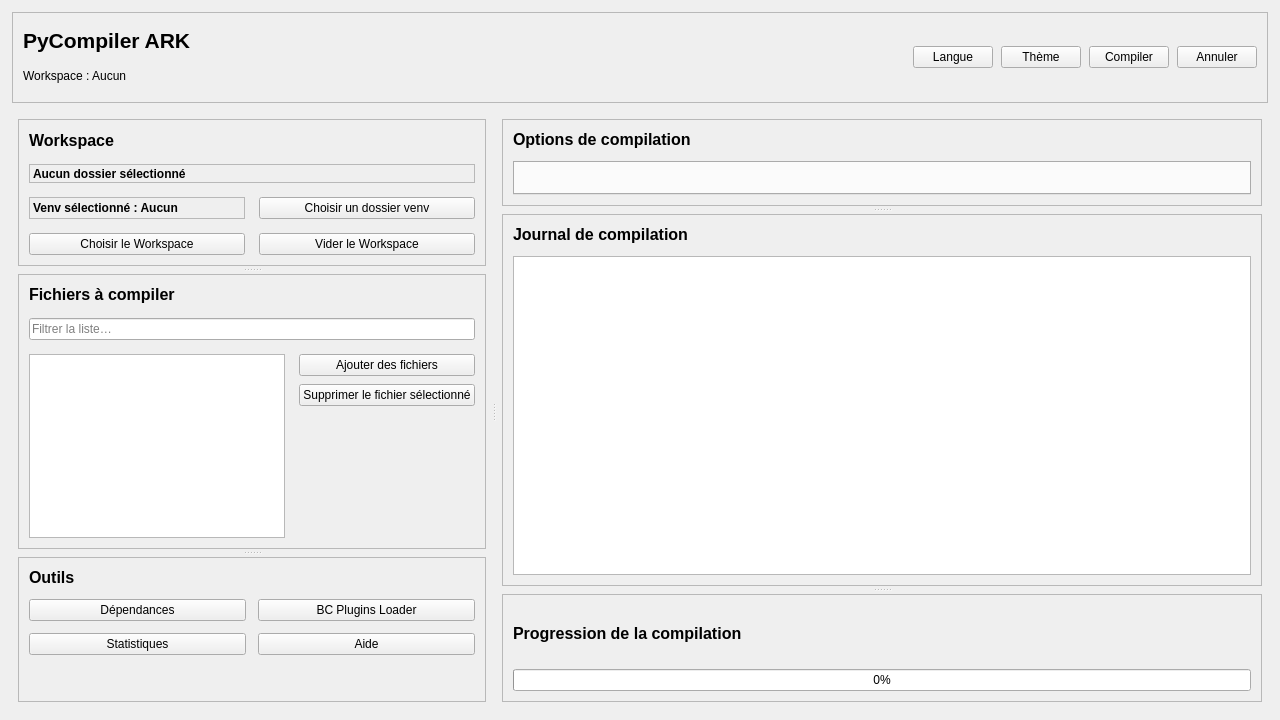
First picture: the form in ui/ui_design.ui, repository raidos23/PyCompiler_ARK, before the edit.
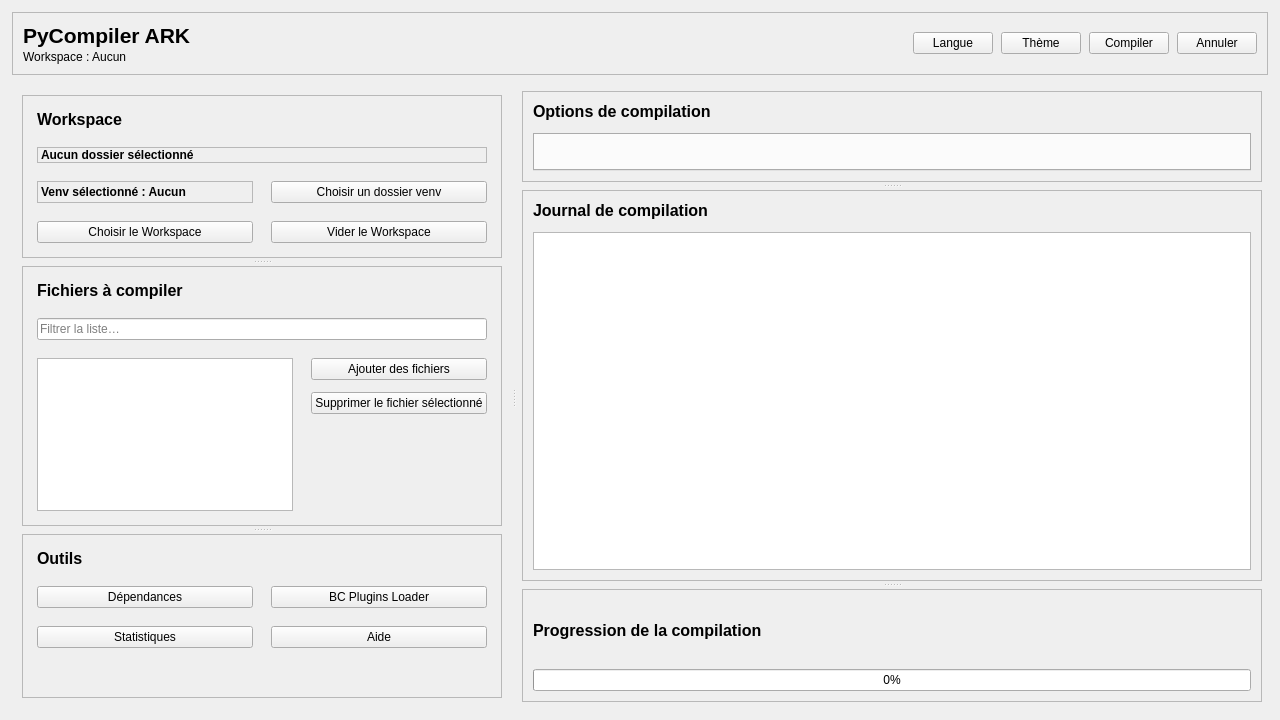
Second picture: the form after the edit.

Commit message: Aerer le panneau gauche

Patch:
```diff
--- a/ui/ui_design.ui
+++ b/ui/ui_design.ui
@@ -175,19 +175,19 @@
       </property>
       <layout class="QVBoxLayout" name="leftLayout">
        <property name="spacing">
-        <number>12</number>
+        <number>18</number>
        </property>
        <property name="leftMargin">
-        <number>6</number>
+        <number>10</number>
        </property>
        <property name="topMargin">
-        <number>6</number>
+        <number>10</number>
        </property>
        <property name="rightMargin">
-        <number>6</number>
+        <number>10</number>
        </property>
        <property name="bottomMargin">
-        <number>6</number>
+        <number>10</number>
        </property>
        <item>
        <widget class="QSplitter" name="leftSplitter">
@@ -203,19 +203,19 @@
           </property>
           <layout class="QGridLayout" name="layout_workspace_grid">
            <property name="leftMargin">
-            <number>10</number>
+            <number>14</number>
            </property>
            <property name="topMargin">
-            <number>10</number>
+            <number>14</number>
            </property>
            <property name="rightMargin">
-            <number>10</number>
+            <number>14</number>
            </property>
            <property name="bottomMargin">
-            <number>10</number>
+            <number>14</number>
            </property>
            <property name="spacing">
-            <number>14</number>
+            <number>18</number>
            </property>
            <item row="0" column="0" colspan="2">
             <widget class="QLabel" name="label_workspace_section">
@@ -244,7 +244,7 @@
               <enum>QFrame::Shadow::Sunken</enum>
              </property>
              <property name="margin">
-              <number>4</number>
+              <number>6</number>
              </property>
              <property name="wordWrap">
               <bool>true</bool>
@@ -268,7 +268,7 @@
               <enum>QFrame::Shadow::Sunken</enum>
              </property>
              <property name="margin">
-              <number>4</number>
+              <number>6</number>
              </property>
              <property name="wordWrap">
               <bool>true</bool>
@@ -313,24 +313,24 @@
           </property>
           <layout class="QGridLayout" name="layout_files_grid">
            <property name="leftMargin">
-            <number>10</number>
+            <number>14</number>
            </property>
            <property name="topMargin">
-            <number>10</number>
+            <number>14</number>
            </property>
            <property name="rightMargin">
-            <number>10</number>
+            <number>14</number>
            </property>
            <property name="bottomMargin">
-            <number>10</number>
+            <number>14</number>
            </property>
            <property name="spacing">
-            <number>14</number>
+            <number>18</number>
            </property>
            <item row="2" column="1">
             <layout class="QVBoxLayout" name="layout_file_actions">
              <property name="spacing">
-              <number>8</number>
+              <number>12</number>
              </property>
              <property name="leftMargin">
               <number>0</number>
@@ -417,19 +417,19 @@
           </property>
           <layout class="QGridLayout" name="layout_tools_grid">
            <property name="leftMargin">
-            <number>10</number>
+            <number>14</number>
            </property>
            <property name="topMargin">
-            <number>10</number>
+            <number>14</number>
            </property>
            <property name="rightMargin">
-            <number>10</number>
+            <number>14</number>
            </property>
           <property name="bottomMargin">
-           <number>10</number>
+           <number>14</number>
           </property>
           <property name="spacing">
-           <number>12</number>
+           <number>18</number>
           </property>
            <item row="2" column="0">
             <widget class="QPushButton" name="btn_show_stats">
@@ -479,7 +479,7 @@
              <property name="sizeHint" stdset="0">
               <size>
                <width>20</width>
-               <height>40</height>
+               <height>60</height>
               </size>
              </property>
             </spacer>
```
